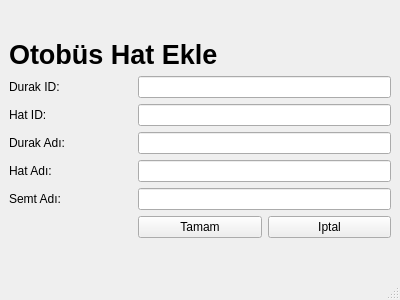
Qt form Uygulama/hatekleotobus.ui (ergenekonyigit/heysem) before a commit.
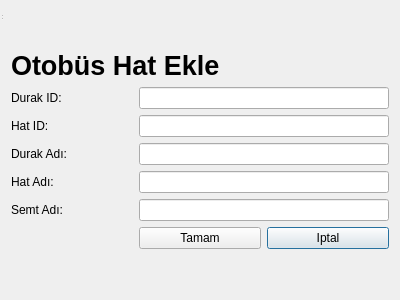
The same form after that commit.

Diff of the .ui file:
```diff
--- a/Uygulama/hatekleotobus.ui
+++ b/Uygulama/hatekleotobus.ui
@@ -1,7 +1,7 @@
 <?xml version="1.0" encoding="UTF-8"?>
 <ui version="4.0">
  <class>HatEkleOtobus</class>
- <widget class="QMainWindow" name="HatEkleOtobus">
+ <widget class="QDialog" name="HatEkleOtobus">
   <property name="geometry">
    <rect>
     <x>0</x>
@@ -11,9 +11,10 @@
    </rect>
   </property>
   <property name="windowTitle">
-   <string>MainWindow</string>
+   <string>Otobus Hat Ekle</string>
   </property>
-  <widget class="QWidget" name="centralwidget">
+  <layout class="QGridLayout" name="gridLayout_3">
+   <item row="1" column="0">
    <layout class="QGridLayout" name="gridLayout_2">
     <item row="1" column="0">
      <layout class="QGridLayout" name="gridLayout">
@@ -124,18 +125,18 @@
      </spacer>
     </item>
    </layout>
-  </widget>
-  <widget class="QMenuBar" name="menubar">
+   </item>
+  </layout>
+  <widget class="QStatusBar" name="statusbar">
    <property name="geometry">
     <rect>
      <x>0</x>
      <y>0</y>
-     <width>400</width>
-     <height>22</height>
+     <width>3</width>
+     <height>21</height>
     </rect>
    </property>
   </widget>
-  <widget class="QStatusBar" name="statusbar"/>
  </widget>
  <resources/>
  <connections/>
```
Lines whose indentation alone changed are shown as unchanged.
